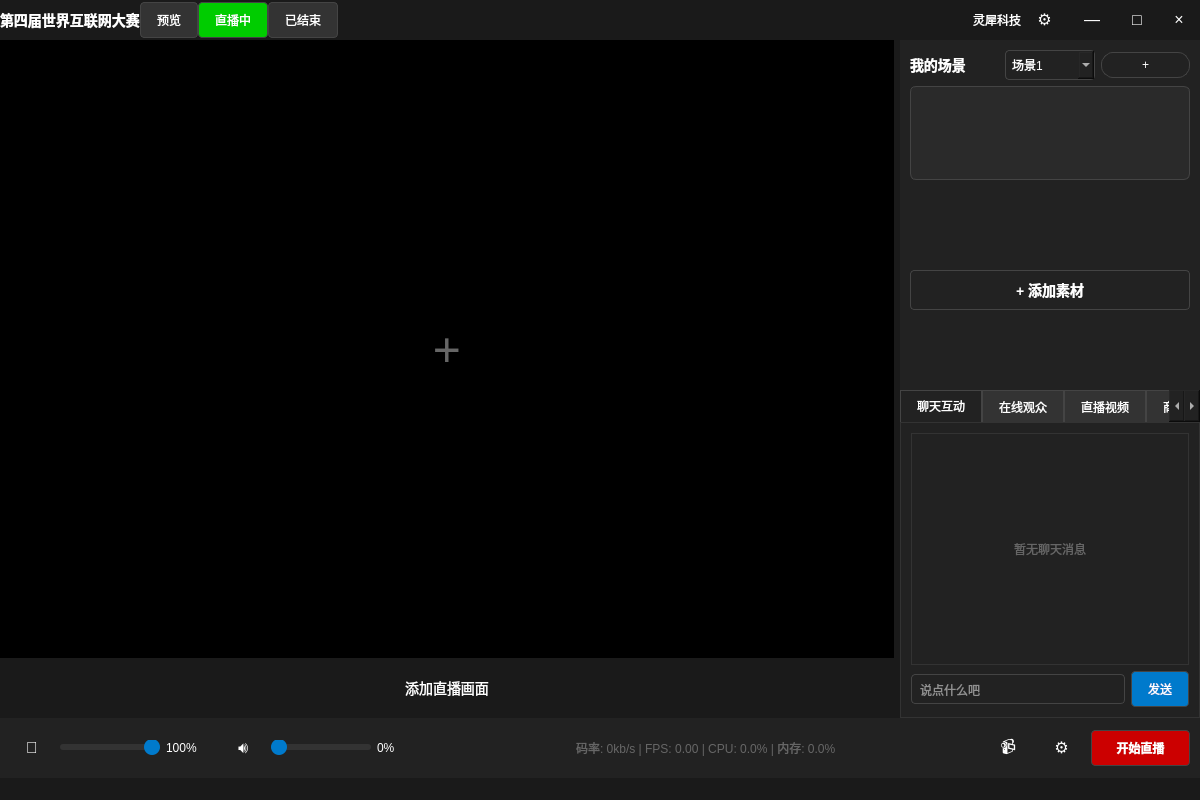
This is src/app/main_window.ui in fancrystal/livePCWindows as Qt 5 draws it before an edit. The edited form follows.
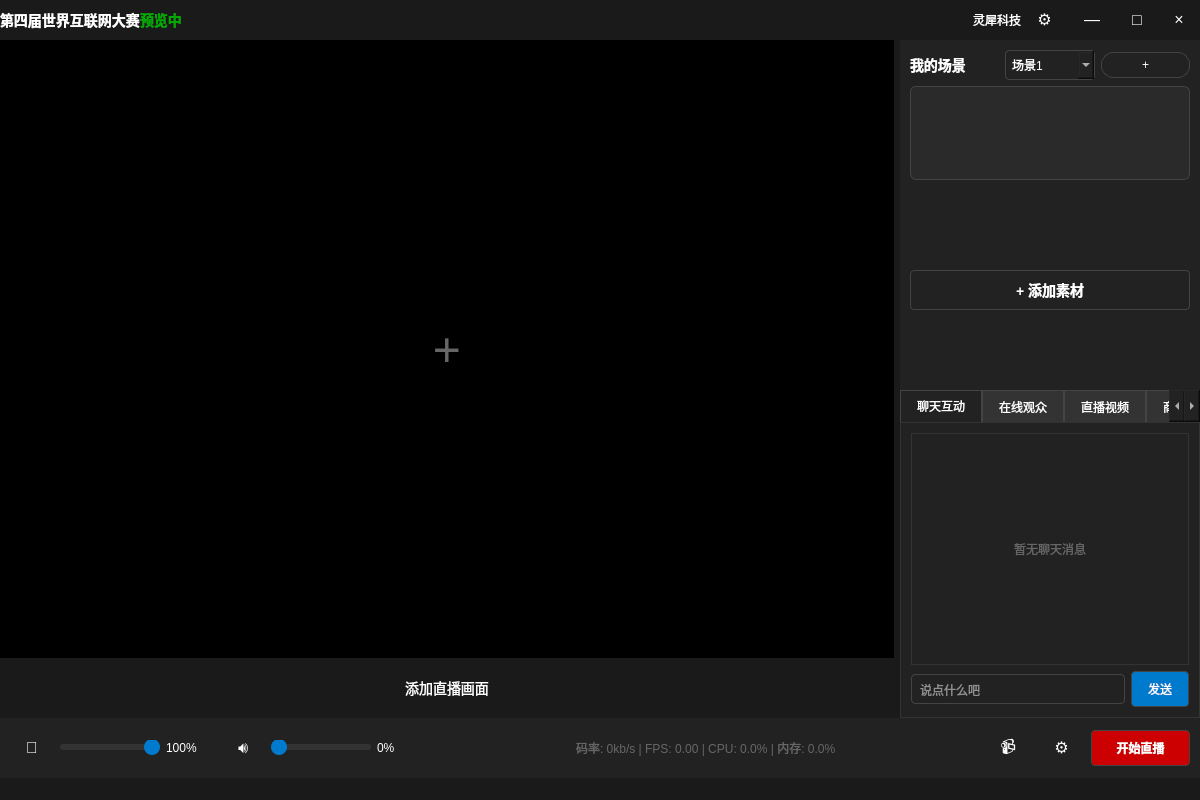
This is the edited form.

```diff
--- a/src/app/main_window.ui
+++ b/src/app/main_window.ui
@@ -89,26 +89,12 @@
         </widget>
        </item>
        <item>
-        <widget class="QPushButton" name="pushButton_preview">
+        <widget class="QLabel" name="label_status">
          <property name="text">
-          <string>预览</string>
-         </property>
-        </widget>
-       </item>
-       <item>
-        <widget class="QPushButton" name="pushButton_live">
-         <property name="text">
-          <string>直播中</string>
+          <string>预览中</string>
          </property>
          <property name="styleSheet">
-          <string notr="true">background-color: #00cc00; color: #ffffff;</string>
-         </property>
-        </widget>
-       </item>
-       <item>
-        <widget class="QPushButton" name="pushButton_ended">
-         <property name="text">
-          <string>已结束</string>
+          <string notr="true">font-weight: bold; font-size: 14px; color: #00aa00;</string>
          </property>
         </widget>
        </item>
```
